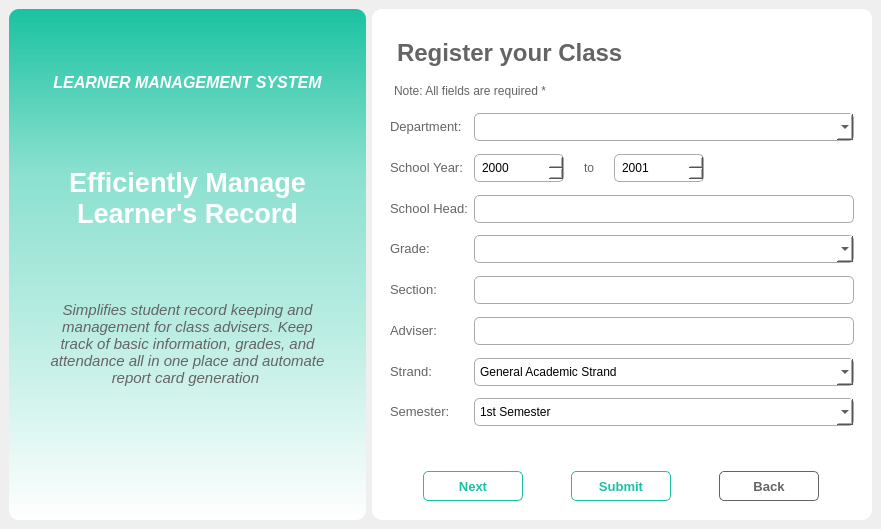
Above: LMS_v2.1/ui/register.ui from jpcanas/School_LMSv2 before the change. Below: the same form after it.
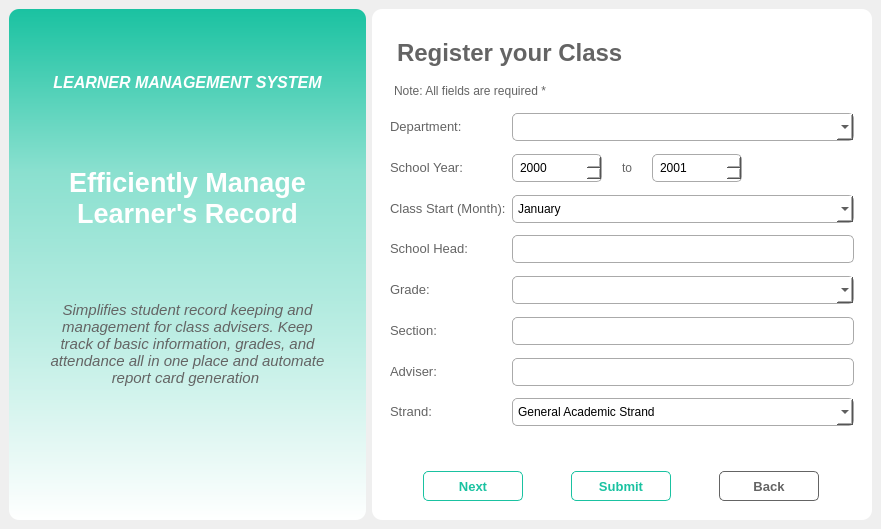
That is the form after the change.

```diff
--- a/LMS_v2.1/ui/register.ui
+++ b/LMS_v2.1/ui/register.ui
@@ -810,272 +810,6 @@
                   </property>
                  </widget>
                 </item>
-                <item row="2" column="0">
-                 <widget class="QLabel" name="shLabel">
-                  <property name="font">
-                   <font>
-                    <pointsize>10</pointsize>
-                    <bold>false</bold>
-                   </font>
-                  </property>
-                  <property name="styleSheet">
-                   <string notr="true"/>
-                  </property>
-                  <property name="text">
-                   <string>School Head:</string>
-                  </property>
-                 </widget>
-                </item>
-                <item row="2" column="1">
-                 <widget class="QLineEdit" name="shEntry">
-                  <property name="minimumSize">
-                   <size>
-                    <width>0</width>
-                    <height>28</height>
-                   </size>
-                  </property>
-                  <property name="maximumSize">
-                   <size>
-                    <width>16777215</width>
-                    <height>28</height>
-                   </size>
-                  </property>
-                  <property name="font">
-                   <font>
-                    <pointsize>9</pointsize>
-                    <bold>false</bold>
-                   </font>
-                  </property>
-                  <property name="styleSheet">
-                   <string notr="true"/>
-                  </property>
-                 </widget>
-                </item>
-                <item row="3" column="0">
-                 <widget class="QLabel" name="gradeLabel">
-                  <property name="font">
-                   <font>
-                    <pointsize>10</pointsize>
-                    <bold>false</bold>
-                   </font>
-                  </property>
-                  <property name="styleSheet">
-                   <string notr="true"/>
-                  </property>
-                  <property name="text">
-                   <string>Grade:</string>
-                  </property>
-                 </widget>
-                </item>
-                <item row="3" column="1">
-                 <widget class="QComboBox" name="gradeCombo">
-                  <property name="minimumSize">
-                   <size>
-                    <width>0</width>
-                    <height>28</height>
-                   </size>
-                  </property>
-                  <property name="maximumSize">
-                   <size>
-                    <width>16777215</width>
-                    <height>28</height>
-                   </size>
-                  </property>
-                  <property name="font">
-                   <font>
-                    <pointsize>9</pointsize>
-                    <bold>false</bold>
-                   </font>
-                  </property>
-                  <property name="styleSheet">
-                   <string notr="true"/>
-                  </property>
-                 </widget>
-                </item>
-                <item row="4" column="0">
-                 <widget class="QLabel" name="sectionLabel">
-                  <property name="font">
-                   <font>
-                    <pointsize>10</pointsize>
-                    <bold>false</bold>
-                   </font>
-                  </property>
-                  <property name="styleSheet">
-                   <string notr="true"/>
-                  </property>
-                  <property name="text">
-                   <string>Section:</string>
-                  </property>
-                 </widget>
-                </item>
-                <item row="4" column="1">
-                 <widget class="QLineEdit" name="sectionEntry">
-                  <property name="minimumSize">
-                   <size>
-                    <width>0</width>
-                    <height>28</height>
-                   </size>
-                  </property>
-                  <property name="maximumSize">
-                   <size>
-                    <width>16777215</width>
-                    <height>28</height>
-                   </size>
-                  </property>
-                  <property name="font">
-                   <font>
-                    <pointsize>9</pointsize>
-                    <bold>false</bold>
-                   </font>
-                  </property>
-                  <property name="styleSheet">
-                   <string notr="true"/>
-                  </property>
-                 </widget>
-                </item>
-                <item row="5" column="0">
-                 <widget class="QLabel" name="advLabel">
-                  <property name="font">
-                   <font>
-                    <pointsize>10</pointsize>
-                    <bold>false</bold>
-                   </font>
-                  </property>
-                  <property name="styleSheet">
-                   <string notr="true"/>
-                  </property>
-                  <property name="text">
-                   <string>Adviser:</string>
-                  </property>
-                 </widget>
-                </item>
-                <item row="5" column="1">
-                 <widget class="QLineEdit" name="advEntry">
-                  <property name="minimumSize">
-                   <size>
-                    <width>0</width>
-                    <height>28</height>
-                   </size>
-                  </property>
-                  <property name="maximumSize">
-                   <size>
-                    <width>16777215</width>
-                    <height>28</height>
-                   </size>
-                  </property>
-                  <property name="font">
-                   <font>
-                    <pointsize>9</pointsize>
-                    <bold>false</bold>
-                   </font>
-                  </property>
-                  <property name="styleSheet">
-                   <string notr="true"/>
-                  </property>
-                 </widget>
-                </item>
-                <item row="6" column="0">
-                 <widget class="QLabel" name="strandLabel">
-                  <property name="font">
-                   <font>
-                    <pointsize>10</pointsize>
-                    <bold>false</bold>
-                   </font>
-                  </property>
-                  <property name="styleSheet">
-                   <string notr="true"/>
-                  </property>
-                  <property name="text">
-                   <string>Strand:</string>
-                  </property>
-                 </widget>
-                </item>
-                <item row="6" column="1">
-                 <widget class="QComboBox" name="strandCombo">
-                  <property name="minimumSize">
-                   <size>
-                    <width>0</width>
-                    <height>28</height>
-                   </size>
-                  </property>
-                  <property name="maximumSize">
-                   <size>
-                    <width>16777215</width>
-                    <height>28</height>
-                   </size>
-                  </property>
-                  <property name="font">
-                   <font>
-                    <pointsize>9</pointsize>
-                    <bold>false</bold>
-                   </font>
-                  </property>
-                  <property name="styleSheet">
-                   <string notr="true"/>
-                  </property>
-                  <item>
-                   <property name="text">
-                    <string>General Academic Strand</string>
-                   </property>
-                  </item>
-                  <item>
-                   <property name="text">
-                    <string>TVL - BPP, BNC, Dressmaking</string>
-                   </property>
-                  </item>
-                 </widget>
-                </item>
-                <item row="7" column="0">
-                 <widget class="QLabel" name="semLabel">
-                  <property name="font">
-                   <font>
-                    <pointsize>10</pointsize>
-                    <bold>false</bold>
-                   </font>
-                  </property>
-                  <property name="styleSheet">
-                   <string notr="true"/>
-                  </property>
-                  <property name="text">
-                   <string>Semester:</string>
-                  </property>
-                 </widget>
-                </item>
-                <item row="7" column="1">
-                 <widget class="QComboBox" name="semCombo">
-                  <property name="minimumSize">
-                   <size>
-                    <width>0</width>
-                    <height>28</height>
-                   </size>
-                  </property>
-                  <property name="maximumSize">
-                   <size>
-                    <width>16777215</width>
-                    <height>28</height>
-                   </size>
-                  </property>
-                  <property name="font">
-                   <font>
-                    <pointsize>9</pointsize>
-                    <bold>false</bold>
-                   </font>
-                  </property>
-                  <property name="styleSheet">
-                   <string notr="true"/>
-                  </property>
-                  <item>
-                   <property name="text">
-                    <string>1st Semester</string>
-                   </property>
-                  </item>
-                  <item>
-                   <property name="text">
-                    <string>2nd Semester</string>
-                   </property>
-                  </item>
-                 </widget>
-                </item>
                 <item row="1" column="1">
                  <widget class="QFrame" name="frame_4">
                   <property name="minimumSize">
@@ -1197,6 +931,322 @@
                   </layout>
                  </widget>
                 </item>
+                <item row="2" column="0">
+                 <widget class="QLabel" name="classStartLabel">
+                  <property name="font">
+                   <font>
+                    <pointsize>10</pointsize>
+                    <bold>false</bold>
+                   </font>
+                  </property>
+                  <property name="styleSheet">
+                   <string notr="true"/>
+                  </property>
+                  <property name="text">
+                   <string>Class Start (Month):</string>
+                  </property>
+                 </widget>
+                </item>
+                <item row="2" column="1">
+                 <widget class="QComboBox" name="classStartCombo">
+                  <property name="minimumSize">
+                   <size>
+                    <width>0</width>
+                    <height>28</height>
+                   </size>
+                  </property>
+                  <property name="maximumSize">
+                   <size>
+                    <width>16777215</width>
+                    <height>28</height>
+                   </size>
+                  </property>
+                  <property name="font">
+                   <font>
+                    <pointsize>9</pointsize>
+                    <bold>false</bold>
+                   </font>
+                  </property>
+                  <property name="styleSheet">
+                   <string notr="true"/>
+                  </property>
+                  <item>
+                   <property name="text">
+                    <string>January</string>
+                   </property>
+                  </item>
+                  <item>
+                   <property name="text">
+                    <string>February</string>
+                   </property>
+                  </item>
+                  <item>
+                   <property name="text">
+                    <string>March</string>
+                   </property>
+                  </item>
+                  <item>
+                   <property name="text">
+                    <string>April</string>
+                   </property>
+                  </item>
+                  <item>
+                   <property name="text">
+                    <string>May</string>
+                   </property>
+                  </item>
+                  <item>
+                   <property name="text">
+                    <string>June</string>
+                   </property>
+                  </item>
+                  <item>
+                   <property name="text">
+                    <string>July</string>
+                   </property>
+                  </item>
+                  <item>
+                   <property name="text">
+                    <string>August</string>
+                   </property>
+                  </item>
+                  <item>
+                   <property name="text">
+                    <string>September</string>
+                   </property>
+                  </item>
+                  <item>
+                   <property name="text">
+                    <string>October</string>
+                   </property>
+                  </item>
+                  <item>
+                   <property name="text">
+                    <string>November</string>
+                   </property>
+                  </item>
+                  <item>
+                   <property name="text">
+                    <string>December</string>
+                   </property>
+                  </item>
+                 </widget>
+                </item>
+                <item row="3" column="0">
+                 <widget class="QLabel" name="shLabel">
+                  <property name="font">
+                   <font>
+                    <pointsize>10</pointsize>
+                    <bold>false</bold>
+                   </font>
+                  </property>
+                  <property name="styleSheet">
+                   <string notr="true"/>
+                  </property>
+                  <property name="text">
+                   <string>School Head:</string>
+                  </property>
+                 </widget>
+                </item>
+                <item row="3" column="1">
+                 <widget class="QLineEdit" name="shEntry">
+                  <property name="minimumSize">
+                   <size>
+                    <width>0</width>
+                    <height>28</height>
+                   </size>
+                  </property>
+                  <property name="maximumSize">
+                   <size>
+                    <width>16777215</width>
+                    <height>28</height>
+                   </size>
+                  </property>
+                  <property name="font">
+                   <font>
+                    <pointsize>9</pointsize>
+                    <bold>false</bold>
+                   </font>
+                  </property>
+                  <property name="styleSheet">
+                   <string notr="true"/>
+                  </property>
+                 </widget>
+                </item>
+                <item row="4" column="0">
+                 <widget class="QLabel" name="gradeLabel">
+                  <property name="font">
+                   <font>
+                    <pointsize>10</pointsize>
+                    <bold>false</bold>
+                   </font>
+                  </property>
+                  <property name="styleSheet">
+                   <string notr="true"/>
+                  </property>
+                  <property name="text">
+                   <string>Grade:</string>
+                  </property>
+                 </widget>
+                </item>
+                <item row="4" column="1">
+                 <widget class="QComboBox" name="gradeCombo">
+                  <property name="minimumSize">
+                   <size>
+                    <width>0</width>
+                    <height>28</height>
+                   </size>
+                  </property>
+                  <property name="maximumSize">
+                   <size>
+                    <width>16777215</width>
+                    <height>28</height>
+                   </size>
+                  </property>
+                  <property name="font">
+                   <font>
+                    <pointsize>9</pointsize>
+                    <bold>false</bold>
+                   </font>
+                  </property>
+                  <property name="styleSheet">
+                   <string notr="true"/>
+                  </property>
+                 </widget>
+                </item>
+                <item row="5" column="0">
+                 <widget class="QLabel" name="sectionLabel">
+                  <property name="font">
+                   <font>
+                    <pointsize>10</pointsize>
+                    <bold>false</bold>
+                   </font>
+                  </property>
+                  <property name="styleSheet">
+                   <string notr="true"/>
+                  </property>
+                  <property name="text">
+                   <string>Section:</string>
+                  </property>
+                 </widget>
+                </item>
+                <item row="5" column="1">
+                 <widget class="QLineEdit" name="sectionEntry">
+                  <property name="minimumSize">
+                   <size>
+                    <width>0</width>
+                    <height>28</height>
+                   </size>
+                  </property>
+                  <property name="maximumSize">
+                   <size>
+                    <width>16777215</width>
+                    <height>28</height>
+                   </size>
+                  </property>
+                  <property name="font">
+                   <font>
+                    <pointsize>9</pointsize>
+                    <bold>false</bold>
+                   </font>
+                  </property>
+                  <property name="styleSheet">
+                   <string notr="true"/>
+                  </property>
+                 </widget>
+                </item>
+                <item row="6" column="0">
+                 <widget class="QLabel" name="advLabel">
+                  <property name="font">
+                   <font>
+                    <pointsize>10</pointsize>
+                    <bold>false</bold>
+                   </font>
+                  </property>
+                  <property name="styleSheet">
+                   <string notr="true"/>
+                  </property>
+                  <property name="text">
+                   <string>Adviser:</string>
+                  </property>
+                 </widget>
+                </item>
+                <item row="6" column="1">
+                 <widget class="QLineEdit" name="advEntry">
+                  <property name="minimumSize">
+                   <size>
+                    <width>0</width>
+                    <height>28</height>
+                   </size>
+                  </property>
+                  <property name="maximumSize">
+                   <size>
+                    <width>16777215</width>
+                    <height>28</height>
+                   </size>
+                  </property>
+                  <property name="font">
+                   <font>
+                    <pointsize>9</pointsize>
+                    <bold>false</bold>
+                   </font>
+                  </property>
+                  <property name="styleSheet">
+                   <string notr="true"/>
+                  </property>
+                 </widget>
+                </item>
+                <item row="7" column="0">
+                 <widget class="QLabel" name="strandLabel">
+                  <property name="font">
+                   <font>
+                    <pointsize>10</pointsize>
+                    <bold>false</bold>
+                   </font>
+                  </property>
+                  <property name="styleSheet">
+                   <string notr="true"/>
+                  </property>
+                  <property name="text">
+                   <string>Strand:</string>
+                  </property>
+                 </widget>
+                </item>
+                <item row="7" column="1">
+                 <widget class="QComboBox" name="strandCombo">
+                  <property name="minimumSize">
+                   <size>
+                    <width>0</width>
+                    <height>28</height>
+                   </size>
+                  </property>
+                  <property name="maximumSize">
+                   <size>
+                    <width>16777215</width>
+                    <height>28</height>
+                   </size>
+                  </property>
+                  <property name="font">
+                   <font>
+                    <pointsize>9</pointsize>
+                    <bold>false</bold>
+                   </font>
+                  </property>
+                  <property name="styleSheet">
+                   <string notr="true"/>
+                  </property>
+                  <item>
+                   <property name="text">
+                    <string>General Academic Strand</string>
+                   </property>
+                  </item>
+                  <item>
+                   <property name="text">
+                    <string>TVL - BPP, BNC, Dressmaking</string>
+                   </property>
+                  </item>
+                 </widget>
+                </item>
                </layout>
               </widget>
              </item>
```
